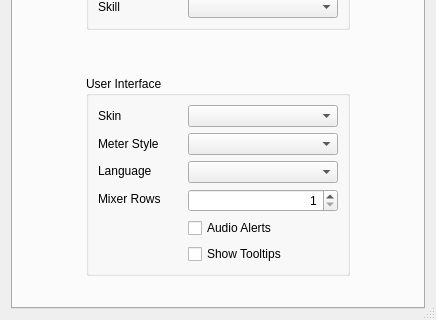
jamulussoftware/jamulus, file src/clientsettingsdlgbase.ui: the form before one commit; both pictures show x 0 to 436 and y 204 to 524 of the 436 by 524 pixel window.
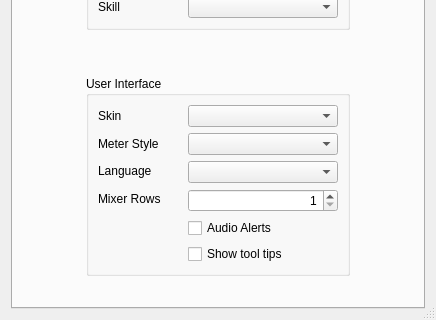
The form after the commit. The open tabs and pages were chosen to show the change. Icons and pictures are not drawn. Custom widgets are drawn as their Qt base class.

Commit message: Add tooltip event filters controlled by setting

Patch:
```diff
--- a/src/clientsettingsdlgbase.ui
+++ b/src/clientsettingsdlgbase.ui
@@ -332,7 +332,7 @@
                   <item>
                    <widget class="QCheckBox" name="chbShowToolTips">
                     <property name="text">
-                     <string>Show Tooltips</string>
+                     <string>Show tool tips</string>
                     </property>
                    </widget>
                   </item>
```
The commit also changes 4 other files.
